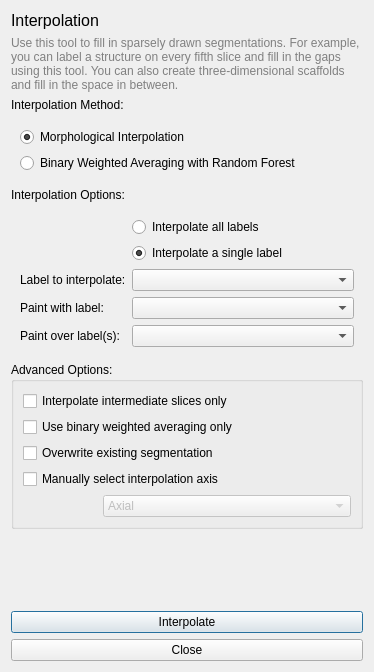
First picture: the form in GUI/Qt/Windows/InterpolateLabelsDialog.ui, repository pyushkevich/itksnap, before the edit.
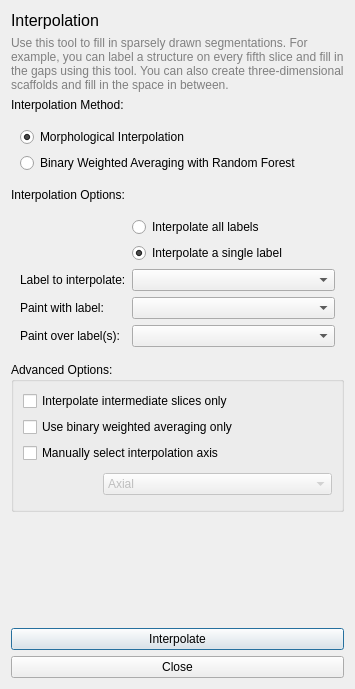
Second picture: the form after the edit. The open tabs and pages were chosen to show the change.

```diff
--- a/GUI/Qt/Windows/InterpolateLabelsDialog.ui
+++ b/GUI/Qt/Windows/InterpolateLabelsDialog.ui
@@ -6,8 +6,8 @@
    <rect>
     <x>0</x>
     <y>0</y>
-    <width>374</width>
-    <height>672</height>
+    <width>355</width>
+    <height>689</height>
    </rect>
   </property>
   <property name="windowTitle">
@@ -306,13 +306,6 @@
             </property>
            </widget>
           </item>
-          <item>
-           <widget class="QCheckBox" name="chkBWAOverwriteSegmentation">
-            <property name="text">
-             <string>Overwrite existing segmentation</string>
-            </property>
-           </widget>
-          </item>
           <item>
            <widget class="QCheckBox" name="chkSliceDirection">
             <property name="text">
```
Left out of the diff: 2 changed lines with no effect on the pictures.
